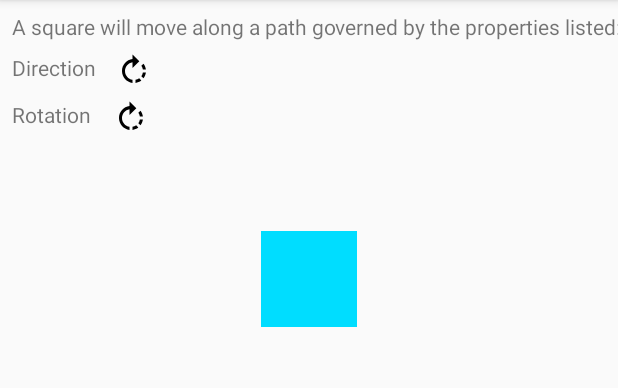
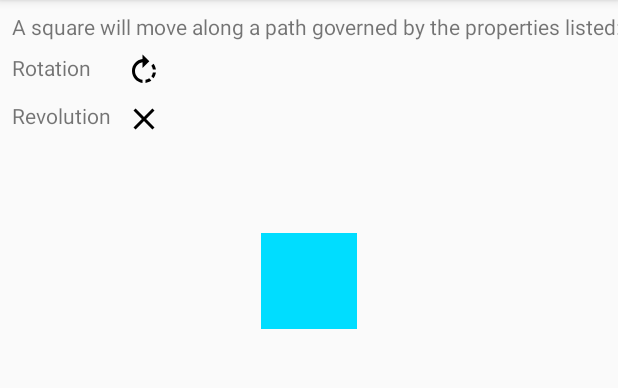
Before and after one commit to bderoo121/android_animation_examples, an Android app: the screen it shows after launch (AnimatePropertiesActivity), after a tap on "Animate Properties", on a phone screen of 412 x 824 dp, the part 84-472 px from its top. Run offline under Robolectric (Android 15) with nearby library versions, the phone set to English and light mode, and no system bars.

Commit message:
Implement toggle functionality for rotation and revolution toggles.

```diff
--- a/app/src/main/java/com/example/bdero/animationexercises/AnimatePropertiesActivity.java
+++ b/app/src/main/java/com/example/bdero/animationexercises/AnimatePropertiesActivity.java
@@ -2,13 +2,89 @@ package com.example.bdero.animationexercises;
 
 import android.os.Bundle;
 import android.support.v7.app.AppCompatActivity;
+import android.view.View;
+import android.widget.TextView;
 
 public class AnimatePropertiesActivity extends AppCompatActivity {
+
+    private static final int CLOCKWISE = 1;
+    private static final int COUNTER = -1;
+    private static final int NO_DIRECTION = 0;
+
+    private TextView mRevolutionToggle;
+    private int mRevolution;
+
+    private TextView mRotationToggle;
+    private int mRotation;
+
+
+    private View.OnClickListener clickListener = new View.OnClickListener() {
+        @Override
+        public void onClick(View v) {
+            int id = v.getId();
+            switch (id) {
+                case R.id.buttonAnimateProperties:
+                    break;
+                case R.id.tvRevolutionToggle:
+                    mRevolution = toggleDirection((TextView) v, mRevolution);
+                    break;
+                case R.id.tvRotationToggle:
+                    mRotation = toggleDirection((TextView) v, mRotation);
+                    break;
+                default:
+
+            }
+        }
+    };
 
     @Override
     protected void onCreate(Bundle savedInstanceState) {
         super.onCreate(savedInstanceState);
         setContentView(R.layout.activity_animate_properties);
 
+        mRevolutionToggle = findViewById(R.id.tvRevolutionToggle);
+        mRotationToggle = findViewById(R.id.tvRotationToggle);
+        mRevolutionToggle.setOnClickListener(clickListener);
+        mRotationToggle.setOnClickListener(clickListener);
+
+        initializeProperties();
+
     }
+
+    // Clockwise -> Counterclockwise -> None -> Clockwise...
+    // Works for both rotation and direction toggles
+    private int toggleDirection(TextView toggleView, int direction) {
+        int imageResource;
+        int newDirection;
+        switch (direction) {
+            case CLOCKWISE:
+                newDirection = COUNTER;
+                imageResource = R.drawable.ic_rotate_left_black_24dp;
+                break;
+            case COUNTER:
+                newDirection = NO_DIRECTION;
+                imageResource = R.drawable.ic_rotate_none_black_24dp;
+                break;
+            case NO_DIRECTION:
+                newDirection = CLOCKWISE;
+                imageResource = R.drawable.ic_rotate_right_black_24dp;
+                break;
+            default:
+                newDirection = NO_DIRECTION;
+                imageResource = R.drawable.ic_rotate_none_black_24dp;
+        }
+        toggleView.setCompoundDrawablesWithIntrinsicBounds(0, 0, imageResource, 0);
+        return newDirection;
+    }
+
+
+    private void initializeProperties() {
+
+        mRevolution = NO_DIRECTION;
+        mRevolutionToggle.setCompoundDrawablesWithIntrinsicBounds(0, 0, R.drawable.ic_rotate_none_black_24dp, 0);
+        mRotation = CLOCKWISE;
+        mRotationToggle.setCompoundDrawablesWithIntrinsicBounds(0, 0, R.drawable.ic_rotate_right_black_24dp, 0);
+
+    }
+
 }
--- a/app/src/main/java/com/example/bdero/animationexercises/MainActivity.java
+++ b/app/src/main/java/com/example/bdero/animationexercises/MainActivity.java
@@ -29,7 +29,7 @@ public class MainActivity extends AppCompatActivity implements View.OnClickListe
 
         ((TextView) findViewById(R.id.ideasTextView)).setText(ideas);
 
-        mAnimatePropertiesButton = (TextView) findViewById(R.id.tv_animate_properties_button);
+        mAnimatePropertiesButton = findViewById(R.id.buttonAnimateProperties);
         mAnimatePropertiesButton.setOnClickListener(this);
 
     }
@@ -38,7 +38,7 @@ public class MainActivity extends AppCompatActivity implements View.OnClickListe
     public void onClick(View v) {
         int id = v.getId();
         switch(id){
-            case R.id.tv_animate_properties_button:
+            case R.id.buttonAnimateProperties:
                 startActivity(new Intent(this, AnimatePropertiesActivity.class));
                 break;
             default:
--- /dev/null
+++ b/app/src/main/res/drawable/ic_rotate_none_black_24dp.xml
@@ -0,0 +1,9 @@
+<vector xmlns:android="http://schemas.android.com/apk/res/android"
+    android:width="24dp"
+    android:height="24dp"
+    android:viewportHeight="24.0"
+    android:viewportWidth="24.0">
+    <path
+        android:fillColor="#FF000000"
+        android:pathData="M19,6.41L17.59,5 12,10.59 6.41,5 5,6.41 10.59,12 5,17.59 6.41,19 12,13.41 17.59,19 19,17.59 13.41,12z" />
+</vector>
--- a/app/src/main/res/layout/activity_animate_properties.xml
+++ b/app/src/main/res/layout/activity_animate_properties.xml
@@ -18,31 +18,31 @@
         app:layout_constraintTop_toTopOf="parent" />
 
     <TextView
-        android:id="@+id/tvDirectionToggle"
-        android:layout_width="wrap_content"
-        android:layout_height="23dp"
+        android:id="@+id/tvRevolutionToggle"
+        android:layout_width="100dp"
+        android:layout_height="wrap_content"
         android:layout_marginLeft="8dp"
         android:layout_marginStart="8dp"
         android:layout_marginTop="8dp"
         android:drawableEnd="@drawable/ic_rotate_right_black_24dp"
         android:drawableRight="@drawable/ic_rotate_right_black_24dp"
-        android:text="Direction    "
+        android:text="@string/revolution"
         app:layout_constraintStart_toStartOf="parent"
-        app:layout_constraintTop_toBottomOf="@+id/textView" />
+        app:layout_constraintTop_toBottomOf="@+id/tvRotationToggle" />
 
     <TextView
         android:id="@+id/tvRotationToggle"
-        android:layout_width="91dp"
-        android:layout_height="23dp"
+        android:layout_width="100dp"
+        android:layout_height="wrap_content"
         android:layout_marginLeft="8dp"
         android:layout_marginStart="8dp"
         android:layout_marginTop="8dp"
         android:checkMark="@drawable/ic_rotate_right_black_24dp"
         android:drawableEnd="@drawable/ic_rotate_right_black_24dp"
         android:drawableRight="@drawable/ic_rotate_right_black_24dp"
-        android:text="Rotation    "
+        android:text="@string/rotation"
         app:layout_constraintStart_toStartOf="parent"
-        app:layout_constraintTop_toBottomOf="@+id/tvDirectionToggle" />
+        app:layout_constraintTop_toBottomOf="@+id/textView" />
 
     <View
         android:id="@+id/animatedShape"
@@ -56,7 +56,7 @@
         android:background="@android:color/holo_blue_bright"
         app:layout_constraintEnd_toEndOf="parent"
         app:layout_constraintStart_toStartOf="parent"
-        app:layout_constraintTop_toBottomOf="@+id/tvRotationToggle" />
+        app:layout_constraintTop_toBottomOf="@+id/tvRevolutionToggle" />
 
 
     <Button
--- a/app/src/main/res/values/strings.xml
+++ b/app/src/main/res/values/strings.xml
@@ -1,3 +1,7 @@
 <resources>
     <string name="app_name">AnimationExercises</string>
+    <string name="animate_properties">Animate Properties</string>
+    <string name="transitions">Transitions</string>
+    <string name="revolution">Revolution</string>
+    <string name="rotation">Rotation</string>
 </resources>
```
Also changed, not shown: app/src/main/res/layout/activity_main.xml (+3 -4 lines).
